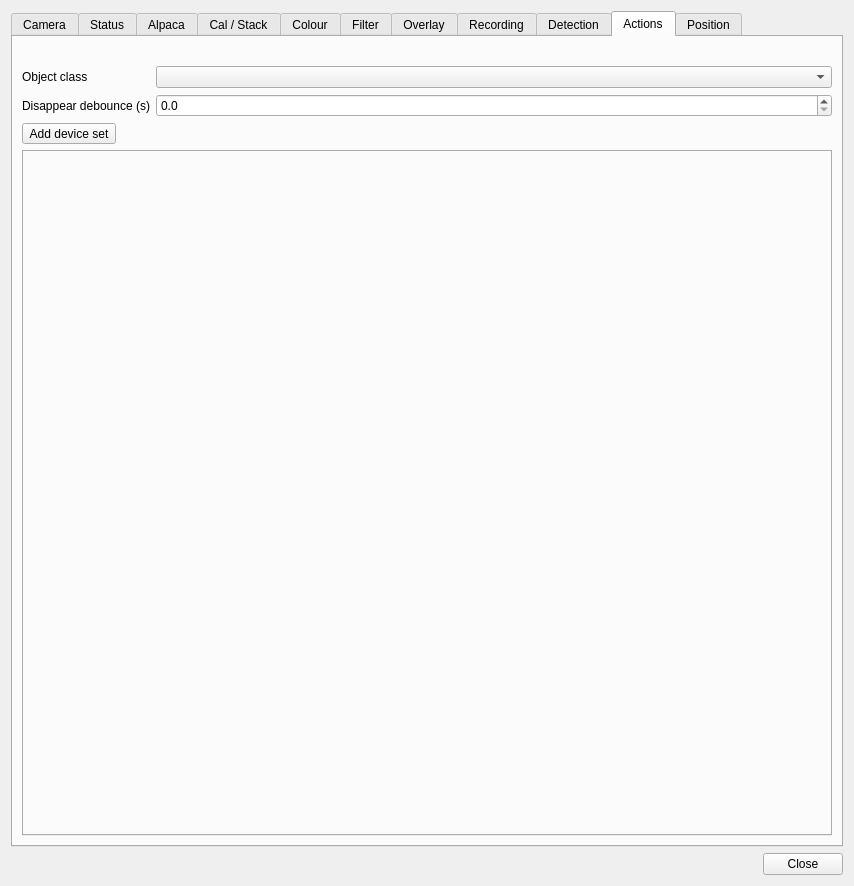
This is plugins/feature/camera/camerasettingsdialog.ui in srcejon/sdrangel as Qt 5 draws it before an edit. The edited form follows.
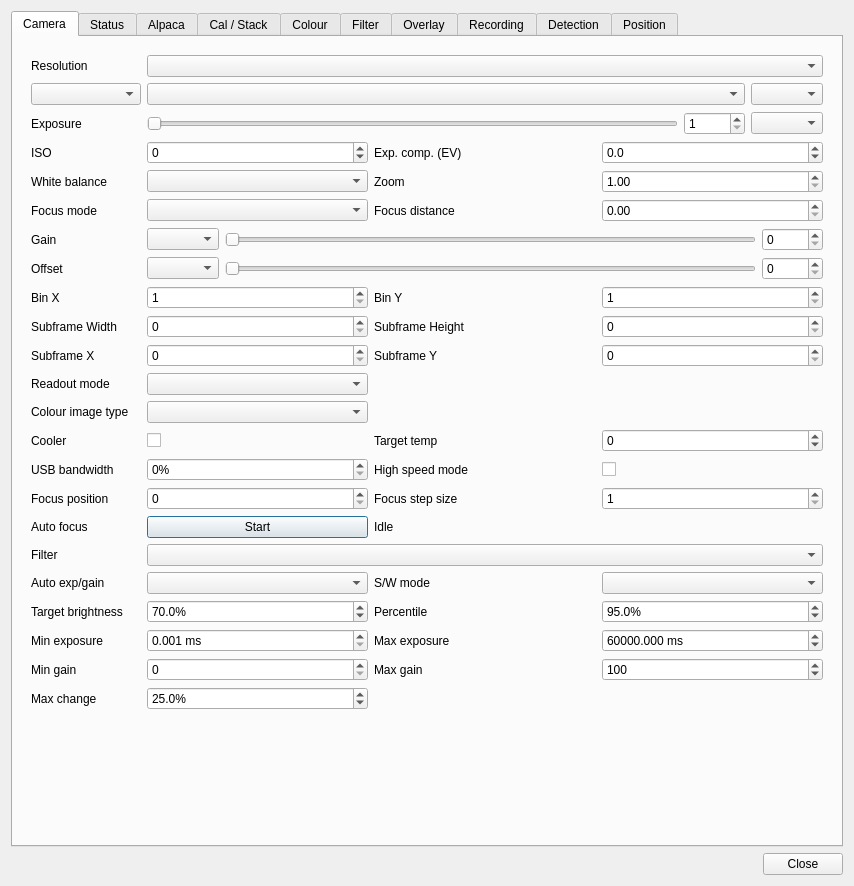
This is the edited form. The open tabs and pages were chosen to show the change. Icons and pictures are not drawn. Custom widgets are drawn as their Qt base class.

Commit message: Remove camera object action settings

What changed in the file:
```diff
--- a/plugins/feature/camera/camerasettingsdialog.ui
+++ b/plugins/feature/camera/camerasettingsdialog.ui
@@ -5885,90 +5885,6 @@
        </item>
       </layout>
      </widget>
-     <widget class="QWidget" name="actionsTab">
-      <attribute name="title">
-       <string>Actions</string>
-      </attribute>
-      <layout class="QVBoxLayout" name="verticalLayout_7">
-       <item>
-        <widget class="QLabel" name="actionsStatusLabel">
-         <property name="text">
-          <string/>
-         </property>
-         <property name="wordWrap">
-          <bool>true</bool>
-         </property>
-        </widget>
-       </item>
-       <item>
-        <layout class="QFormLayout" name="actionsLayout">
-         <item row="0" column="0">
-          <widget class="QLabel" name="actionsClassLabel">
-           <property name="text">
-            <string>Object class</string>
-           </property>
-          </widget>
-         </item>
-         <item row="0" column="1">
-          <widget class="QComboBox" name="actionsClassCombo">
-           <property name="toolTip">
-            <string>YOLO object class whose actions are being configured</string>
-           </property>
-          </widget>
-         </item>
-         <item row="1" column="0">
-          <widget class="QLabel" name="actionsDisappearDebounceLabel">
-           <property name="text">
-            <string>Disappear debounce (s)</string>
-           </property>
-          </widget>
-         </item>
-         <item row="1" column="1">
-          <widget class="QDoubleSpinBox" name="actionsDisappearDebounceSpin">
-           <property name="toolTip">
-            <string>How long a class must stay absent before disappearance actions run</string>
-           </property>
-           <property name="decimals">
-            <number>1</number>
-           </property>
-           <property name="minimum">
-            <double>0.000000000000000</double>
-           </property>
-           <property name="maximum">
-            <double>60.000000000000000</double>
-           </property>
-           <property name="singleStep">
-            <double>0.500000000000000</double>
-           </property>
-          </widget>
-         </item>
-        </layout>
-       </item>
-       <item>
-        <widget class="QToolButton" name="actionsAddButton">
-         <property name="toolTip">
-          <string>Add device set control settings for the selected object class</string>
-         </property>
-         <property name="text">
-          <string>Add device set</string>
-         </property>
-        </widget>
-       </item>
-       <item>
-        <widget class="QTabWidget" name="actionsTabWidget">
-         <property name="sizePolicy">
-          <sizepolicy hsizetype="Expanding" vsizetype="Expanding">
-           <horstretch>0</horstretch>
-           <verstretch>1</verstretch>
-          </sizepolicy>
-         </property>
-         <property name="tabsClosable">
-          <bool>true</bool>
-         </property>
-        </widget>
-       </item>
-      </layout>
-     </widget>
      <widget class="QWidget" name="positionTab">
       <attribute name="title">
        <string>Position</string>
```
Left out of the diff: 6 changed lines with no effect on the pictures. The commit also changes 12 other files.
